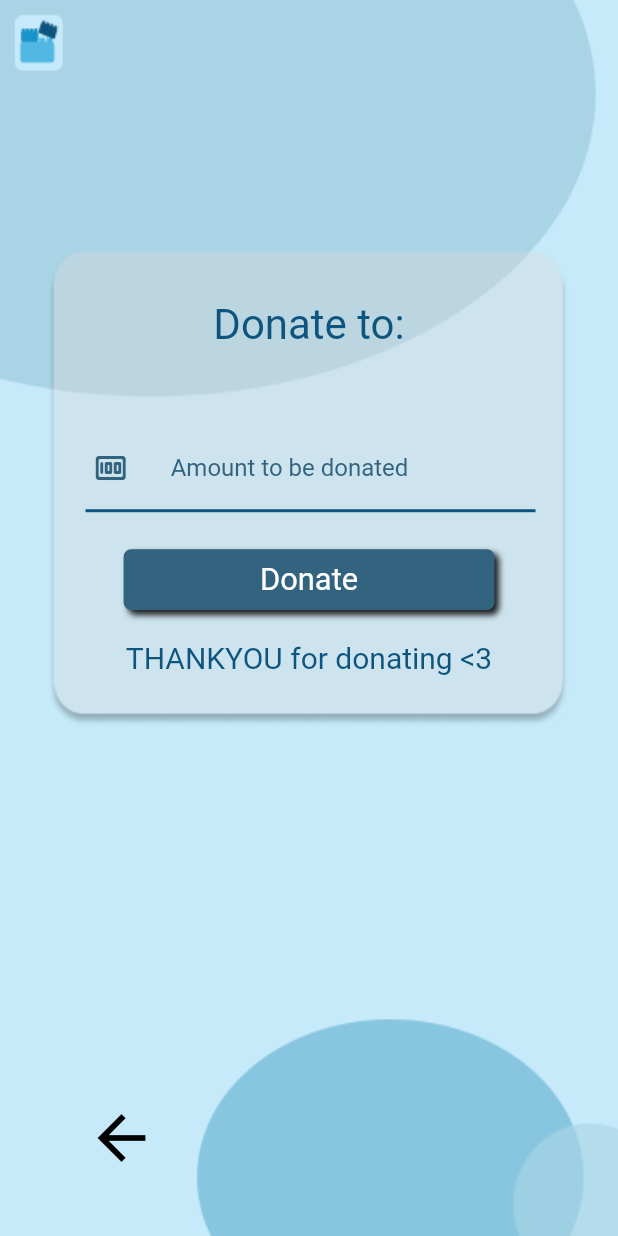
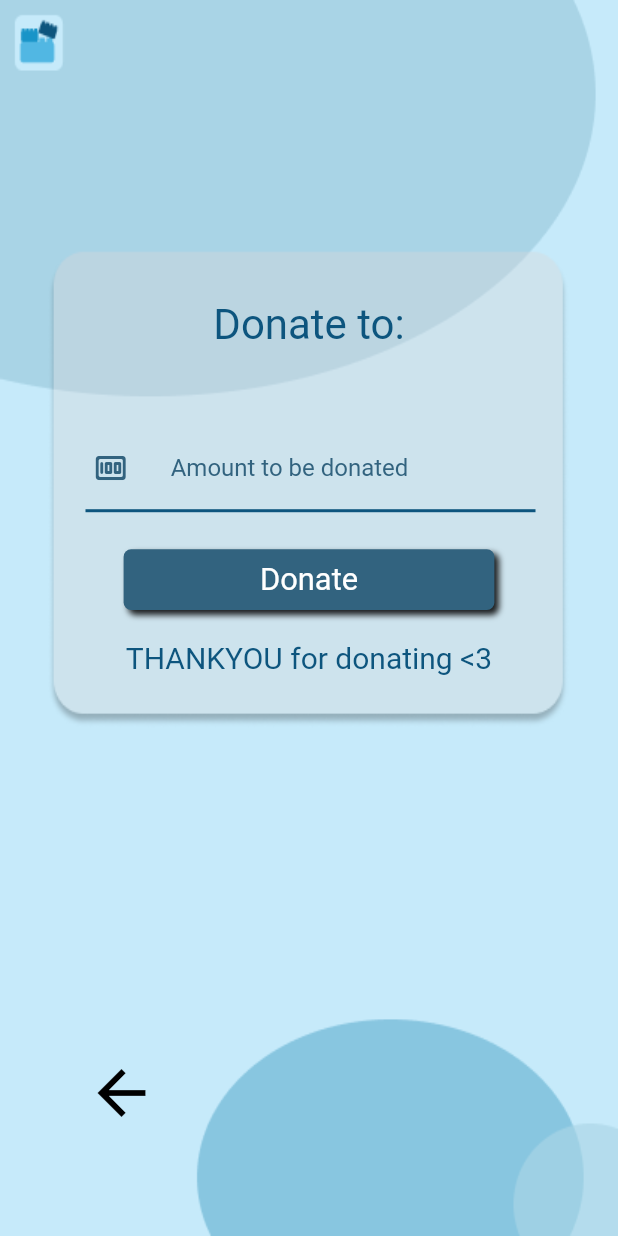
Before and after one commit to Mehak-4545/CSN-254-GoodBlock, a Flutter app: the AuthPage_donate screen opened directly with empty values, after a tap on "Donate", on a phone screen of 412 x 824 dp. Run offline on Flutter 3.47's test engine with Material 2 defaults, Android fonts, the phone set to English and light mode, and no system bars; our stand-ins replace google_fonts; missing offline and left inert: dart:html, web3dart; project files that could hold a hidden picture were left out.

Commit message:
frontend changes made; final test remaining

```diff
--- a/my_app/lib/donate_page.dart
+++ b/my_app/lib/donate_page.dart
@@ -188,7 +188,7 @@ class _AuthPageState extends State<AuthPage_donate> {
                       ),
 
                       SizedBox(
-                        height: 330,
+                        height: 300,
                       ),
                       IconButton(
                         color: Colors.black,
--- a/my_app/lib/frontend_signup_corp.dart
+++ b/my_app/lib/frontend_signup_corp.dart
@@ -237,7 +237,7 @@ class _AuthPageState extends State<AuthPage_corp> {
                               color: Color(0xff32637F),
                             ),
                             icon: Icon(
-                              Icons.house_outlined,
+                              Icons.key,
                               color: Color(0xff32637F),
                             ),
                           ),
--- a/my_app/lib/frontend_signup_individual.dart
+++ b/my_app/lib/frontend_signup_individual.dart
@@ -233,7 +233,7 @@ class _AuthPageState extends State<AuthPage_indi> {
                               color: Color(0xff32637F),
                             ),
                             icon: Icon(
-                              Icons.house_outlined,
+                              Icons.key,
                               color: Color(0xff32637F),
                             ),
                           ),
--- a/my_app/lib/frontend_signup_ngo.dart
+++ b/my_app/lib/frontend_signup_ngo.dart
@@ -236,7 +236,7 @@ class _AuthPageState extends State<AuthPage_ngo> {
                               color: Color(0xff32637F),
                             ),
                             icon: Icon(
-                              Icons.house_outlined,
+                              Icons.key,
                               color: Color(0xff32637F),
                             ),
                           ),
--- a/my_app/lib/thankyou.dart
+++ b/my_app/lib/thankyou.dart
@@ -216,7 +216,7 @@ class _AuthPage_thankyouState extends State<AuthPage_thankyou> {
                         ),
                       ),
                       SizedBox(
-                        height: 285,
+                        height: 255,
                       ),
                       IconButton(
                         color: Colors.black,
```
